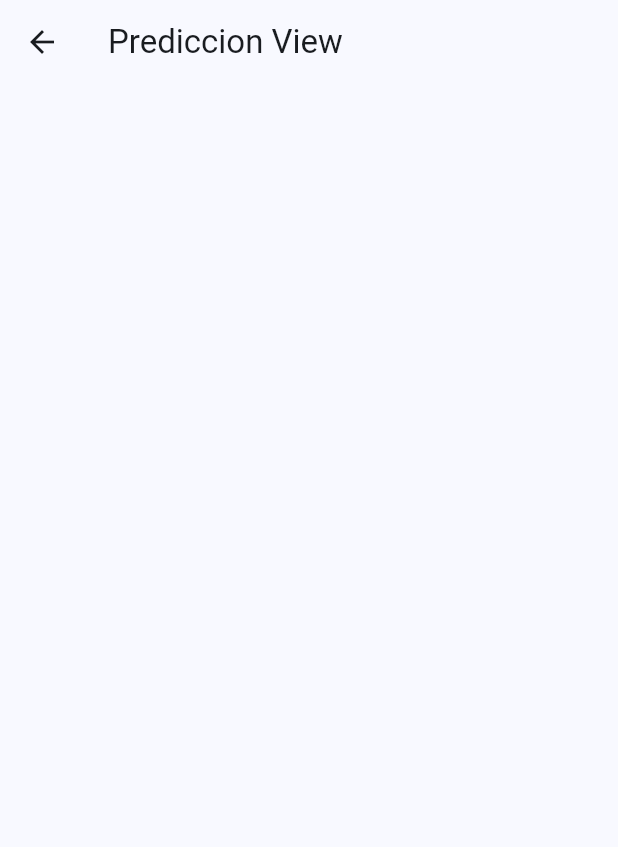
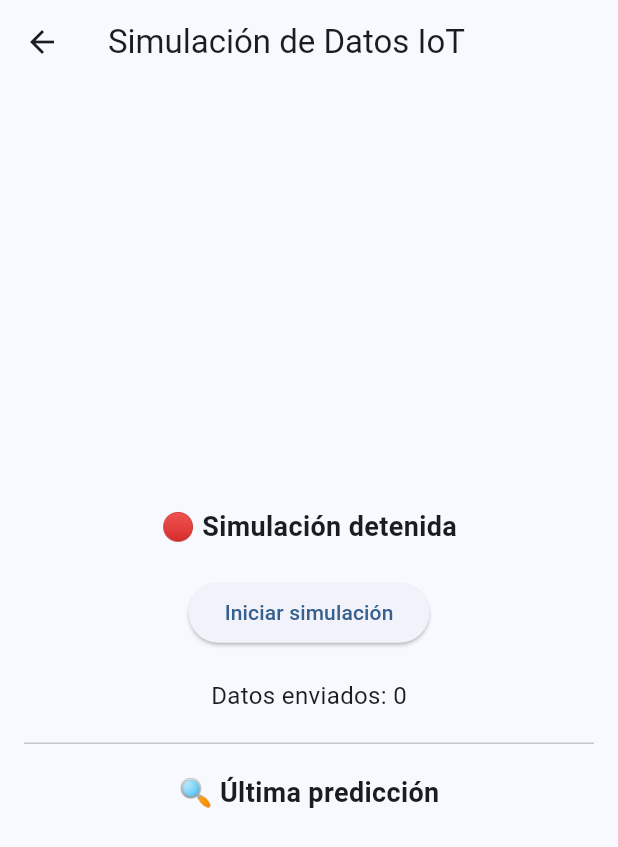
Before and after one commit to juantaborda27/Chick_Stell-Repository, a Flutter app: the PrediccionView screen opened by its route, on a phone screen of 412 x 824 dp. Shown: the top 847 px of the screen. Run offline on Flutter 3.47's test engine with Material 3 defaults, Android fonts, the light colour scheme and no system bars; our stand-ins replace animate_do, cloud_firestore, firebase_core, geolocator, get; accounts and stored records are empty.

Commit message:
Controlador para simular los datos que vienen del sensor y actualizacion de la vista de prediccion para que maneje la simulacion de los datos y prediccion

```diff
--- /dev/null
+++ b/chick_stell_view/lib/controllers/prediccion_controller.dart
@@ -0,0 +1,61 @@
+// lib/controllers/prediccion_controller.dart
+
+import 'package:get/get.dart';
+import 'package:cloud_firestore/cloud_firestore.dart';
+import 'package:http/http.dart' as http;
+import 'dart:convert';
+
+class PrediccionController extends GetxController {
+  RxString nivelEstres = "".obs;
+  RxDouble confianza = 0.0.obs;
+  RxString mensaje = "".obs;
+
+  final _firestore = FirebaseFirestore.instance;
+  late final Stream<QuerySnapshot> _stream;
+
+  @override
+  void onInit() {
+    super.onInit();
+    _stream = _firestore.collection('datos_sensores').orderBy('timestamp', descending: true).limit(1).snapshots();
+    _stream.listen((snapshot) {
+      if (snapshot.docs.isNotEmpty) {
+        final data = snapshot.docs.first.data() as Map<String, dynamic>;
+
+        final cuerpo = {
+          "timestamp": data["timestamp"],
+          "temperatura_ambiente": data["temperatura_ambiente"],
+          "humedad_relativa": data["humedad_relativa"],
+          "velocidad_viento": data["velocidad_viento"],
+          "temperatura_interior": data["temperatura_interior"],
+          "humedad_interior": data["humedad_interior"],
+          "cantidad_pollos": 5000
+        };
+
+        hacerPrediccion(cuerpo);
+      }
+    });
+  }
+
+  Future<void> hacerPrediccion(Map<String, dynamic> datos) async {
+    try {
+      final response = await http.post(
+        Uri.parse("http://127.0.0.1:8000/predecir"), // cambia por tu IP local o del servidor
+        headers: {"Content-Type": "application/json"},
+        body: jsonEncode(datos),
+      );
+
+      if (response.statusCode == 200) {
+        final resultado = jsonDecode(response.body);
+        final niveles = ["Bajo", "Moderado", "Alto"];
+
+        nivelEstres.value = niveles[resultado["prediccion"]];
+        confianza.value = resultado["confianza"];
+        mensaje.value = resultado["mensaje"];
+      } else {
+        mensaje.value = "Error en la predicción";
+      }
+    } catch (e) {
+      mensaje.value = "No se pudo conectar al microservicio";
+    }
+  }
+}
--- a/chick_stell_view/lib/utils/routes.dart
+++ b/chick_stell_view/lib/utils/routes.dart
@@ -34,7 +34,7 @@ class AppRoutes{
     ),
     GetPage(
       name: '/prediccion',
-      page: () => const PrediccionView(),
+      page: () => PrediccionView(),
     ),
     GetPage(
       name: '/ajustes',
--- a/chick_stell_view/lib/views/main_views/prediccion/prediccion_view.dart
+++ b/chick_stell_view/lib/views/main_views/prediccion/prediccion_view.dart
@@ -1,15 +1,61 @@
 
 
+//import 'package:chick_stell_view/controllers/prediccion_controller.dart';
+import 'package:chick_stell_view/controllers/simulacion_controller.dart';
 import 'package:flutter/material.dart';
+import 'package:get/get.dart';
 
 class PrediccionView extends StatelessWidget {
-  const PrediccionView({super.key});
+
+  PrediccionView({super.key});
+
+  final SimulacionController simController = Get.put(SimulacionController());
+  //final PrediccionController predController = Get.put(PrediccionController());
 
   @override
   Widget build(BuildContext context) {
     return Scaffold(
-      appBar: AppBar(
-        title: const Text('Prediccion View'),
+      appBar: AppBar(title: const Text('Simulación de Datos IoT')),
+      body: Padding(
+        padding: const EdgeInsets.all(16.0),
+        child: Center(
+          child: Obx(() => Column(
+            mainAxisAlignment: MainAxisAlignment.center,
+            children: [
+              Text(
+                simController.simulando.value
+                    ? '🟢 Simulación en curso'
+                    : '🔴 Simulación detenida',
+                style: TextStyle(fontSize: 18, fontWeight: FontWeight.bold),
+              ),
+              const SizedBox(height: 20),
+              ElevatedButton(
+                onPressed: () {
+                  simController.simulando.value
+                      ? simController.detenerSimulacion()
+                      : simController.iniciarSimulacion();
+                },
+                child: Text(simController.simulando.value
+                    ? 'Detener simulación'
+                    : 'Iniciar simulación'),
+              ),
+              const SizedBox(height: 20),
+              Text(
+                'Datos enviados: ${simController.contadorEnvios}',
+                style: TextStyle(fontSize: 16),
+              ),
+              const Divider(height: 40),
+              Text(
+                '🔍 Última predicción',
+                style: TextStyle(fontSize: 18, fontWeight: FontWeight.bold),
+              ),
+              // const SizedBox(height: 10),
+              // Text('Nivel de Estrés: ${predController.nivelEstres}', style: TextStyle(fontSize: 16)),
+              // Text('Confianza: ${(predController.confianza.value * 100).toStringAsFixed(1)}%', style: TextStyle(fontSize: 16)),
+              // Text('Mensaje: ${predController.mensaje}', style: TextStyle(fontSize: 14)),
+            ],
+          )),
+        ),
       ),
     );
   }
```
Also changed, not shown: chick_stell_view/lib/controllers/simulacion_controller.dart (added, +56 -0 lines).
